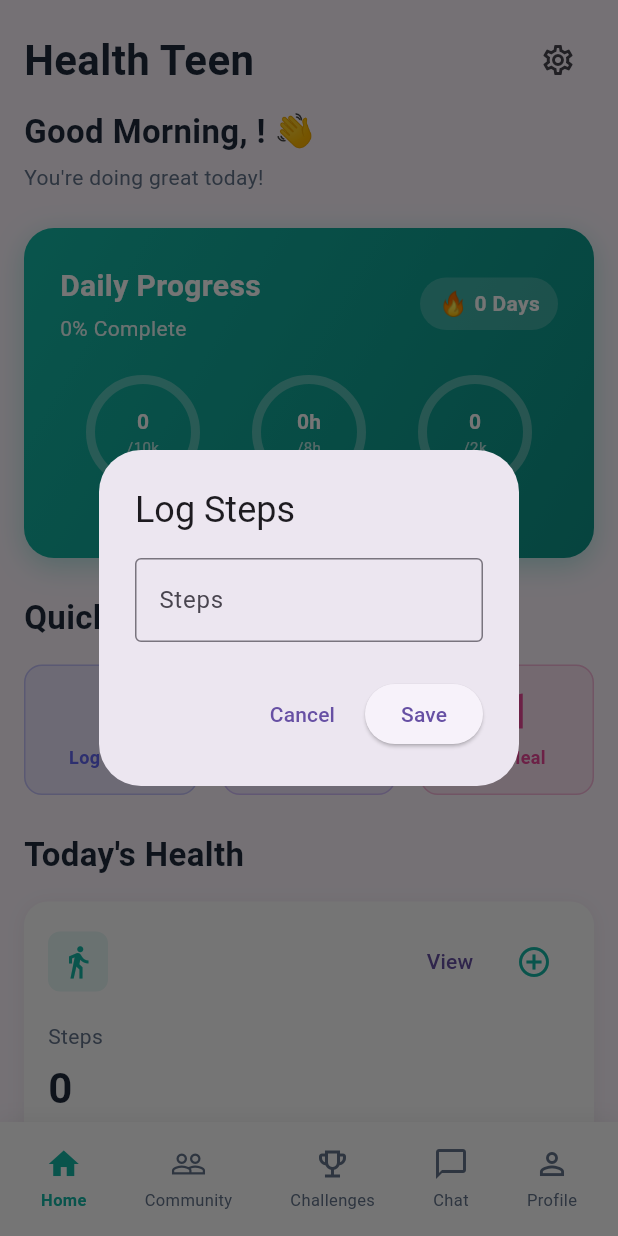
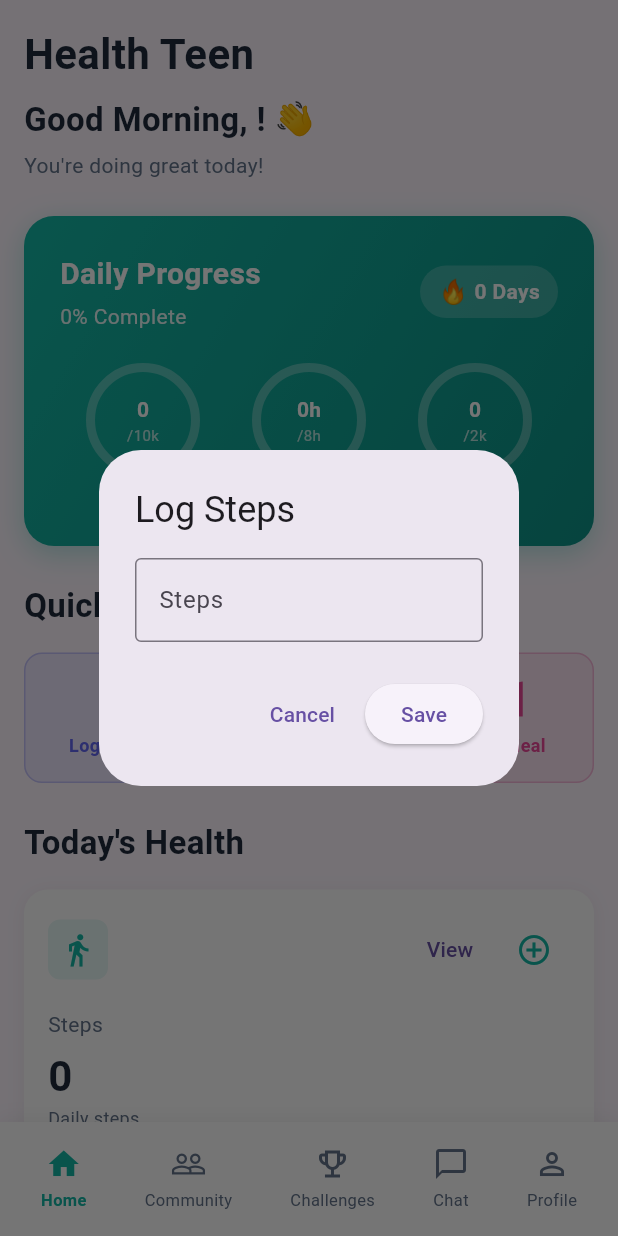
Before and after one commit to pachara-jinnikorn/Health-teen-app, a Flutter app: the screen it shows once a user with an empty profile is signed in, after a tap on "Log Steps", on a phone screen of 412 x 824 dp. Run offline on Flutter 3.47's test engine with Material 3 defaults, Android fonts, the phone set to English and light mode, and no system bars; our stand-ins replace cloud_firestore, firebase_auth, firebase_core, fl_chart, qr_flutter, shared_preferences; accounts and stored records are empty; statements that could not run were skipped.

Commit message:
comunity home and badge

```diff
--- a/lib/providers/health_data_provider.dart
+++ b/lib/providers/health_data_provider.dart
@@ -211,32 +211,203 @@ class HealthDataProvider extends ChangeNotifier {
   }
 
   List<AchievementBadge> get badges {
-    return [
-      AchievementBadge(
+  final badges = <AchievementBadge>[];
+
+  // Calculate actual stats from logs
+  final totalLogs = _healthData.logs.length;
+  final last7Days = _healthData.last7Days;
+  final sleepSeries = _healthData.weeklySleep;
+  final stepsSeries = _healthData.weeklySteps;
+  final exerciseSeries = _healthData.weeklyExerciseMinutes;
+
+  // Count consistent days (non-zero values)
+  final consistentSleepDays = sleepSeries.where((h) => h >= 7).length;
+  final consistentStepDays = stepsSeries.where((s) => s >= 8000).length;
+  final consistentExerciseDays = exerciseSeries.where((m) => m >= 30).length;
+
+  // 1. Sleep Champion Badge
+  if (consistentSleepDays >= 7) {
+    badges.add(AchievementBadge(
       title: 'Sleep Champion',
-        description: '7 days of consistent sleep',
+      description: '$consistentSleepDays days of 7+ hours sleep',
       icon: '🌙',
       color: const Color(0xFFA8B5A0),
-      ),
-      AchievementBadge(
-        title: 'Healthy Eater',
-        description: 'Tracked 50 meals',
-        icon: '🥗',
-        color: const Color(0xFFE8C4A0),
-      ),
-      AchievementBadge(
+    ));
+  } else if (consistentSleepDays >= 5) {
+    badges.add(AchievementBadge(
+      title: 'Sleep Warrior',
+      description: '$consistentSleepDays days of good sleep',
+      icon: '😴',
+      color: const Color(0xFFA8B5A0),
+    ));
+  } else if (consistentSleepDays >= 3) {
+    badges.add(AchievementBadge(
+      title: 'Sleep Starter',
+      description: '$consistentSleepDays days of rest',
+      icon: '🛌',
+      color: const Color(0xFFA8B5A0),
+    ));
+  }
+
+  // 2. Active Achiever Badge (Steps)
+  if (consistentStepDays >= 7) {
+    badges.add(AchievementBadge(
+      title: 'Walking Legend',
+      description: '$consistentStepDays days of 8k+ steps',
+      icon: '🏆',
+      color: const Color(0xFFA0C4E8),
+    ));
+  } else if (consistentStepDays >= 5) {
+    badges.add(AchievementBadge(
       title: 'Active Achiever',
-        description: 'Completed 10 workouts',
+      description: '$consistentStepDays days of walking',
       icon: '💪',
       color: const Color(0xFFA0C4E8),
-      ),
-      AchievementBadge(
+    ));
+  } else if (consistentStepDays >= 3) {
+    badges.add(AchievementBadge(
+      title: 'On The Move',
+      description: '$consistentStepDays active days',
+      icon: '🚶',
+      color: const Color(0xFFA0C4E8),
+    ));
+  }
+
+  // 3. Exercise Badge
+  if (consistentExerciseDays >= 7) {
+    badges.add(AchievementBadge(
+      title: 'Fitness Master',
+      description: '$consistentExerciseDays days of 30+ min exercise',
+      icon: '🏋️',
+      color: const Color(0xFFE8C4A0),
+    ));
+  } else if (consistentExerciseDays >= 5) {
+    badges.add(AchievementBadge(
+      title: 'Workout Warrior',
+      description: '$consistentExerciseDays workout days',
+      icon: '💪',
+      color: const Color(0xFFE8C4A0),
+    ));
+  } else if (consistentExerciseDays >= 3) {
+    badges.add(AchievementBadge(
+      title: 'Exercise Starter',
+      description: '$consistentExerciseDays active sessions',
+      icon: '🏃',
+      color: const Color(0xFFE8C4A0),
+    ));
+  }
+
+  // 4. Streak Master Badge
+  if (_currentStreak >= 30) {
+    badges.add(AchievementBadge(
+      title: 'Streak Legend',
+      description: '$_currentStreak day streak! 🔥',
+      icon: '🔥',
+      color: const Color(0xFFFF6B6B),
+    ));
+  } else if (_currentStreak >= 14) {
+    badges.add(AchievementBadge(
       title: 'Streak Master',
       description: '$_currentStreak day streak',
       icon: '🔥',
       color: const Color(0xFFFF6B6B),
-      ),
-    ];
+    ));
+  } else if (_currentStreak >= 7) {
+    badges.add(AchievementBadge(
+      title: 'Week Warrior',
+      description: '$_currentStreak day streak',
+      icon: '🔥',
+      color: const Color(0xFFFF6B6B),
+    ));
+  } else if (_currentStreak >= 3) {
+    badges.add(AchievementBadge(
+      title: 'Getting Started',
+      description: '$_currentStreak day streak',
+      icon: '⭐',
+      color: const Color(0xFFFF6B6B),
+    ));
+  }
+
+  // 5. Data Logger Badge
+  if (totalLogs >= 90) {
+    badges.add(AchievementBadge(
+      title: 'Data Master',
+      description: 'Tracked $totalLogs days!',
+      icon: '📊',
+      color: const Color(0xFF9B59B6),
+    ));
+  } else if (totalLogs >= 30) {
+    badges.add(AchievementBadge(
+      title: 'Consistent Tracker',
+      description: 'Logged $totalLogs days',
+      icon: '📈',
+      color: const Color(0xFF9B59B6),
+    ));
+  } else if (totalLogs >= 14) {
+    badges.add(AchievementBadge(
+      title: 'Regular Logger',
+      description: 'Tracked $totalLogs days',
+      icon: '📝',
+      color: const Color(0xFF9B59B6),
+    ));
+  } else if (totalLogs >= 7) {
+    badges.add(AchievementBadge(
+      title: 'Weekly Tracker',
+      description: 'Logged $totalLogs days',
+      icon: '✅',
+      color: const Color(0xFF9B59B6),
+    ));
+  }
+
+  // 6. Healthy Eater Badge (based on calories tracked)
+  final avgCalories = _healthData.weeklyCalories.isEmpty
+      ? 0
+      : _healthData.weeklyCalories.reduce((a, b) => a + b) / _healthData.weeklyCalories.length;
+
+  if (avgCalories >= 1800 && avgCalories <= 2200 && totalLogs >= 7) {
+    badges.add(AchievementBadge(
+      title: 'Healthy Eater',
+      description: 'Balanced calorie intake',
+      icon: '🥗',
+      color: const Color(0xFF27AE60),
+    ));
+  }
+
+  // 7. Early Bird Badge (if average sleep >= 8 hours)
+  final avgSleep = sleepSeries.isEmpty
+      ? 0
+      : sleepSeries.reduce((a, b) => a + b) / sleepSeries.length;
+
+  if (avgSleep >= 8 && totalLogs >= 7) {
+    badges.add(AchievementBadge(
+      title: 'Well Rested',
+      description: 'Average ${avgSleep.toStringAsFixed(1)}h sleep',
+      icon: '🌟',
+      color: const Color(0xFF3498DB),
+    ));
+  }
+
+  // 8. All-Rounder Badge (good in all categories)
+  if (consistentSleepDays >= 5 && consistentStepDays >= 5 && consistentExerciseDays >= 3) {
+    badges.add(AchievementBadge(
+      title: 'All-Rounder',
+      description: 'Balanced health habits',
+      icon: '🎯',
+      color: const Color(0xFFE67E22),
+    ));
+  }
+
+  // If no badges earned yet, show a motivational one
+  if (badges.isEmpty) {
+    badges.add(AchievementBadge(
+      title: 'Getting Started',
+      description: 'Keep logging to earn badges!',
+      icon: '🌱',
+      color: const Color(0xFF95A5A6),
+    ));
+  }
+
+  return badges;
 }
 
   String get todayInsight {
--- a/lib/screens/community_screen.dart
+++ b/lib/screens/community_screen.dart
@@ -3,6 +3,7 @@ import 'package:provider/provider.dart';
 import '../providers/community_provider.dart';
 import '../utils/constants.dart';
 import '../widgets/post_card.dart';
+import 'package:firebase_auth/firebase_auth.dart';
 
 class CommunityScreen extends StatefulWidget {
   const CommunityScreen({super.key});
@@ -30,19 +31,45 @@ class _CommunityScreenState extends State<CommunityScreen> {
               ),
             ),
 
-            // Groups Section
-            SizedBox(
-              height: 120,
-              child: ListView(
-                scrollDirection: Axis.horizontal,
-                padding: const EdgeInsets.symmetric(horizontal: AppSpacing.md),
-                children: [
-                  _buildGroupCard('Fitness', '🏃', 1234, const Color(0xFF6366F1)),
-                  _buildGroupCard('Nutrition', '🥗', 892, const Color(0xFF10B981)),
-                  _buildGroupCard('Mental Health', '🧘', 654, const Color(0xFF8B5CF6)),
-                  _buildGroupCard('Sleep', '😴', 423, const Color(0xFFF59E0B)),
+            // Community Stats Card
+Consumer<CommunityProvider>(
+  builder: (context, provider, _) {
+    final currentUserId = FirebaseAuth.instance.currentUser?.uid ?? '';
+    final myPosts = provider.posts.where((p) => p.authorId == currentUserId).length;
+    final totalLikes = provider.posts
+        .where((p) => p.authorId == currentUserId)
+        .fold<int>(0, (sum, post) => sum + post.likes);
+
+    return Container(
+      margin: const EdgeInsets.symmetric(horizontal: AppSpacing.md),
+      padding: const EdgeInsets.all(AppSpacing.lg),
+      decoration: BoxDecoration(
+        gradient: const LinearGradient(
+          colors: [AppColors.primary, AppColors.secondary],
+          begin: Alignment.topLeft,
+          end: Alignment.bottomRight,
+        ),
+        borderRadius: BorderRadius.circular(20),
+        boxShadow: [
+          BoxShadow(
+            color: AppColors.primary.withOpacity(0.3),
+            blurRadius: 15,
+            offset: const Offset(0, 5),
+          ),
         ],
       ),
+      child: Row(
+        mainAxisAlignment: MainAxisAlignment.spaceAround,
+        children: [
+          _buildStatItem('${provider.posts.length}', 'Total Posts', Icons.article),
+          Container(width: 1, height: 40, color: Colors.white30),
+          _buildStatItem('$myPosts', 'Your Posts', Icons.edit),
+          Container(width: 1, height: 40, color: Colors.white30),
+          _buildStatItem('$totalLikes', 'Your Likes', Icons.favorite),
+        ],
+      ),
+    );
+  },
 ),
 
 const SizedBox(height: AppSpacing.md),
@@ -143,58 +170,29 @@ class _CommunityScreenState extends State<CommunityScreen> {
     );
   }
 
-  Widget _buildGroupCard(String name, String emoji, int members, Color color) {
-    return Container(
-      width: 140,
-      height: 120,
-      margin: const EdgeInsets.only(right: AppSpacing.md),
-      padding: const EdgeInsets.all(12),
-      decoration: BoxDecoration(
-        gradient: LinearGradient(
-          colors: [color, color.withOpacity(0.7)],
-          begin: Alignment.topLeft,
-          end: Alignment.bottomRight,
+  Widget _buildStatItem(String value, String label, IconData icon) {
+  return Column(
+    children: [
+      Icon(icon, color: Colors.white, size: 24),
+      const SizedBox(height: 4),
+      Text(
+        value,
+        style: const TextStyle(
+          fontSize: 24,
+          fontWeight: FontWeight.bold,
+          color: Colors.white,
         ),
-        borderRadius: BorderRadius.circular(16),
-        boxShadow: [
-          BoxShadow(
-            color: color.withOpacity(0.3),
-            blurRadius: 10,
-            offset: const Offset(0, 4),
+      ),
+      Text(
+        label,
+        style: TextStyle(
+          fontSize: 12,
+          color: Colors.white.withOpacity(0.9),
+        ),
       ),
     ],
-      ),
-      child: Column(
-        mainAxisAlignment: MainAxisAlignment.center,
-        mainAxisSize: MainAxisSize.min,
-        children: [
-          Text(emoji, style: const TextStyle(fontSize: 28)),
-          const SizedBox(height: 6),
-          Text(
-            name,
-            style: const TextStyle(
-              color: Colors.white,
-              fontWeight: FontWeight.bold,
-              fontSize: 13,
-            ),
-            textAlign: TextAlign.center,
-            maxLines: 1,
-            overflow: TextOverflow.ellipsis,
-          ),
-          const SizedBox(height: 2),
-          Text(
-            '$members members',
-            style: TextStyle(
-              color: Colors.white.withOpacity(0.9),
-              fontSize: 10,
-            ),
-            maxLines: 1,
-          ),
-        ],
-      ),
   );
 }
-
   void _showCreatePostDialog(BuildContext context) {
     final controller = TextEditingController();
 
--- a/lib/screens/home_tab.dart
+++ b/lib/screens/home_tab.dart
@@ -40,17 +40,8 @@ class HomeTab extends StatelessWidget {
             child: Column(
               crossAxisAlignment: CrossAxisAlignment.start,
               children: [
-                // ===== Header =====
-                Row(
-                  mainAxisAlignment: MainAxisAlignment.spaceBetween,
-                  children: [
-                    const Text('Health Teen', style: AppTextStyles.heading1),
-                    IconButton(
-                      icon: const Icon(Icons.settings_outlined),
-                      onPressed: () {},
-                    ),
-                  ],
-                ),
+              // ===== Header =====
+                const Text('Health Teen', style: AppTextStyles.heading1),
                 const SizedBox(height: AppSpacing.sm),
 
                 // ===== Greeting =====
--- a/pubspec.yaml
+++ b/pubspec.yaml
@@ -12,7 +12,7 @@ dependencies:
 
   # QR / Utilities
   qr_flutter: ^4.1.0
-
+  http: ^1.1.0
   # State Management
   provider: ^6.1.1
   url_launcher: ^6.2.1
```
Lines whose indentation alone changed are shown as unchanged.
